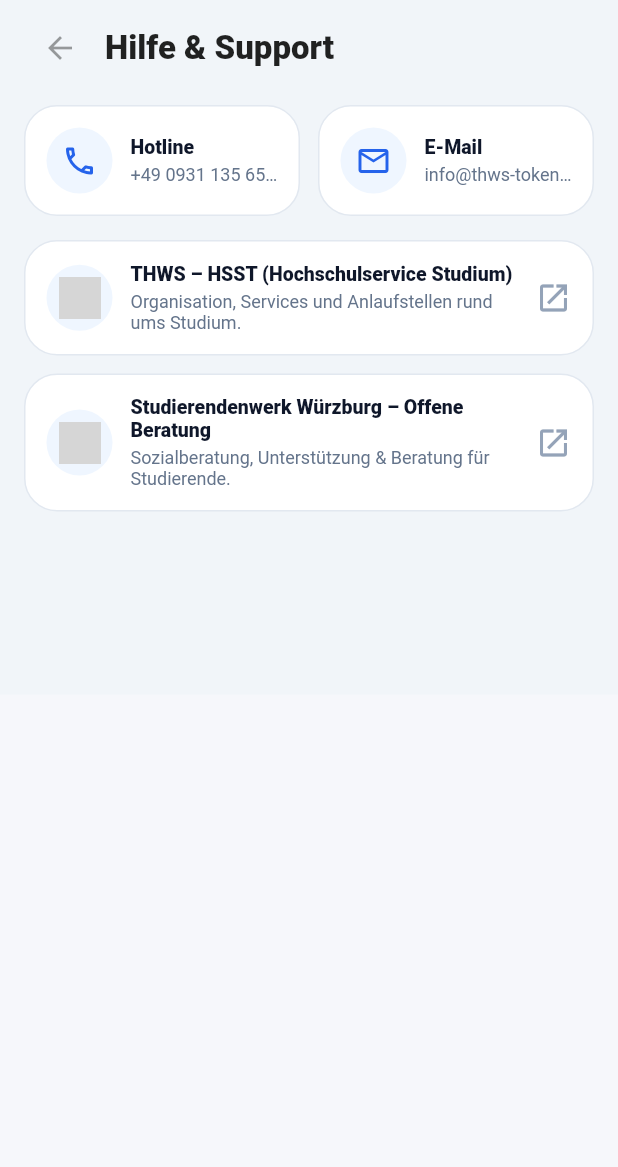
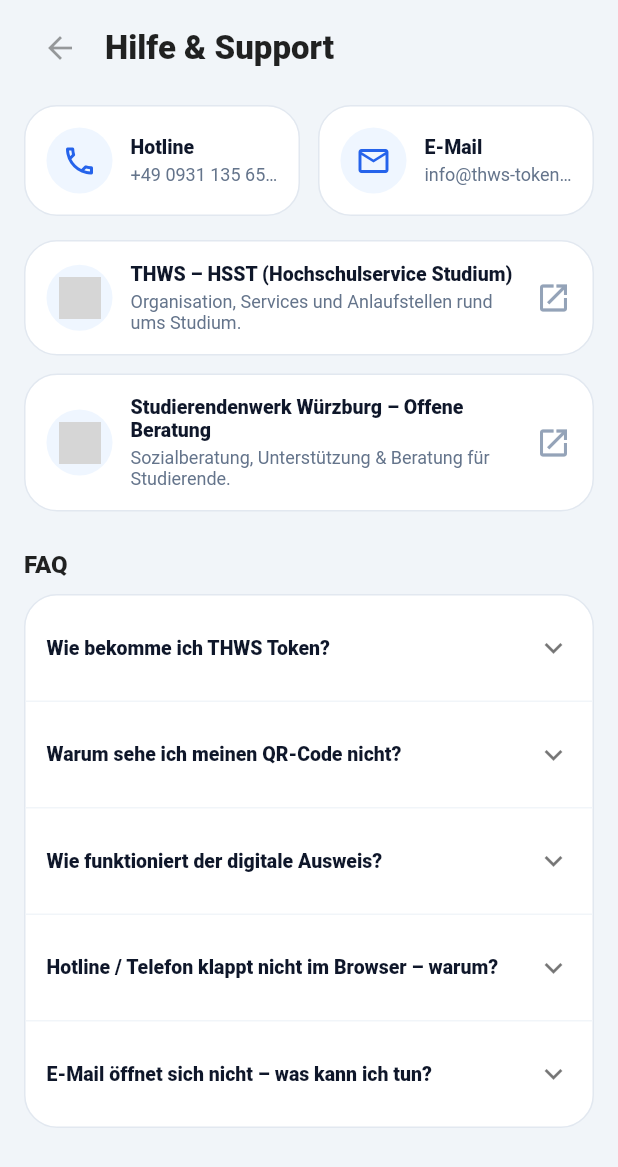
Before and after one commit to UmutVci/thws-utility-token-system, a Flutter app: the HelpSupportScreen widget shown alone on an empty page, opened directly, on a phone screen of 412 x 824 dp. Shown: the top 1167 px of the screen. Run offline on Flutter 3.47's test engine with Material 3 defaults, Android fonts, the phone set to English and light mode, and no system bars; our stand-ins replace qr_flutter; grey boxes are pictures that could not be loaded.

Commit message:
Add FAQ section to Help & Support screen with common questions and answers

```diff
--- a/lib/screens/profile/help_and_support_screen.dart
+++ b/lib/screens/profile/help_and_support_screen.dart
@@ -11,6 +11,35 @@
   static const String _mailLabel = 'info@thws-token.com';
   static const String _mailTo =
       'mailto:info@thws-token.com?subject=Support%20Anfrage&body=Hallo%20THWS%20Token%20Team,%0A%0A';
+
+  // ✅ FAQ Daten
+  static const _faqs = <(String q, String a)>[
+    (
+      'Wie bekomme ich THWS Token?',
+      'Du kannst Tokens über die Wallet-Funktion in der App erhalten bzw. aufladen. '
+          'Falls du Probleme hast, melde dich über Hotline oder E-Mail.'
+    ),
+    (
+      'Warum sehe ich meinen QR-Code nicht?',
+      'Prüfe, ob qr_flutter korrekt installiert ist und starte die App einmal komplett neu '
+          '(nicht nur Hot Reload). Auf Web hilft oft Hard Reload (Strg+Shift+R).'
+    ),
+    (
+      'Wie funktioniert der digitale Ausweis?',
+      'Der Ausweis zeigt deine Studiendaten und einen QR-Code zur Identifikation. '
+          'Der QR-Code enthält eine ID, die zur Verifizierung genutzt wird.'
+    ),
+    (
+      'Hotline / Telefon klappt nicht im Browser – warum?',
+      'Auf Flutter Web funktionieren tel:-Links nicht immer (Browser-Einschränkung). '
+          'Auf Smartphone/Tablet öffnet sich die Telefon-App automatisch.'
+    ),
+    (
+      'E-Mail öffnet sich nicht – was kann ich tun?',
+      'Stelle sicher, dass eine Standard-Mail-App eingerichtet ist. '
+          'Alternativ kannst du uns direkt an info@thws-token.com schreiben.'
+    ),
+  ];
 
   @override
   Widget build(BuildContext context) {
@@ -37,6 +66,7 @@
               ),
               const SizedBox(height: 14),
 
+              // Hotline & Mail
               Row(
                 children: [
                   Expanded(
@@ -60,6 +90,7 @@
               ),
               const SizedBox(height: 16),
 
+              // Links
               _LinkCard(
                 title: 'THWS – HSST (Hochschulservice Studium)',
                 subtitle:
@@ -75,6 +106,68 @@
                     'Sozialberatung, Unterstützung & Beratung für Studierende.',
                 url: 'https://www.swerk-wue.de/beratung/offenes-beratungsangebot',
                 leading: const _LogoCircle(assetPath: 'assets/icons/swerk.png'),
+              ),
+
+              const SizedBox(height: 14),
+
+              // ✅ FAQ Bereich
+              const Text(
+                'FAQ',
+                style: TextStyle(fontSize: 16, fontWeight: FontWeight.w800),
+              ),
+              const SizedBox(height: 10),
+
+              Container(
+                decoration: BoxDecoration(
+                  color: Colors.white,
+                  borderRadius: BorderRadius.circular(22),
+                  border: Border.all(color: const Color(0xFFE2E8F0)),
+                ),
+                child: Column(
+                  children: [
+                    for (int i = 0; i < _faqs.length; i++) ...[
+                      Theme(
+                        data: Theme.of(context)
+                            .copyWith(dividerColor: Colors.transparent),
+                        child: ExpansionTile(
+                          tilePadding: const EdgeInsets.symmetric(
+                              horizontal: 14, vertical: 6),
+                          childrenPadding:
+                              const EdgeInsets.fromLTRB(14, 0, 14, 14),
+                          title: Text(
+                            _faqs[i].$1,
+                            style: const TextStyle(
+                              fontSize: 13,
+                              fontWeight: FontWeight.w800,
+                              color: Color(0xFF0F172A),
+                            ),
+                          ),
+                          children: [
+                           Align(
+  alignment: Alignment.centerLeft,
+  child: Text(
+    _faqs[i].$2,
+    textAlign: TextAlign.left,
+    style: const TextStyle(
+      fontSize: 12,
+      color: Color(0xFF64748B),
+      height: 1.4,
+    ),
+  ),
+),
+
+                          ],
+                        ),
+                      ),
+                      if (i != _faqs.length - 1)
+                        const Divider(
+                          height: 1,
+                          thickness: 1,
+                          color: Color(0xFFF1F5F9),
+                        ),
+                    ],
+                  ],
+                ),
               ),
             ],
           ),
@@ -131,16 +224,19 @@
                 child: Column(
                   crossAxisAlignment: CrossAxisAlignment.start,
                   children: [
-                    Text(title,
+                    Text(
+                      title,
                       style: const TextStyle(
                         fontSize: 13,
                         fontWeight: FontWeight.w800,
                         color: Color(0xFF0F172A),
-                        )),
+                      ),
+                    ),
                     const SizedBox(height: 4),
                     Text(
                       subtitle,
-                      style: const TextStyle(fontSize: 12, color: Color(0xFF64748B)),
+                      style: const TextStyle(
+                          fontSize: 12, color: Color(0xFF64748B)),
                       overflow: TextOverflow.ellipsis,
                     ),
                   ],
@@ -189,16 +285,22 @@
                 child: Column(
                   crossAxisAlignment: CrossAxisAlignment.start,
                   children: [
-                    Text(title,
+                    Text(
+                      title,
                       style: const TextStyle(
                         fontSize: 13,
                         fontWeight: FontWeight.w800,
                         color: Color(0xFF0F172A),
-                        )),
+                      ),
+                    ),
                     const SizedBox(height: 4),
                     Text(
                       subtitle,
-                      style: const TextStyle(fontSize: 12, color: Color(0xFF64748B), height: 1.2),
+                      style: const TextStyle(
+                        fontSize: 12,
+                        color: Color(0xFF64748B),
+                        height: 1.2,
+                      ),
                     ),
                   ],
                 ),
```
Lines whose indentation alone changed are shown as unchanged.
